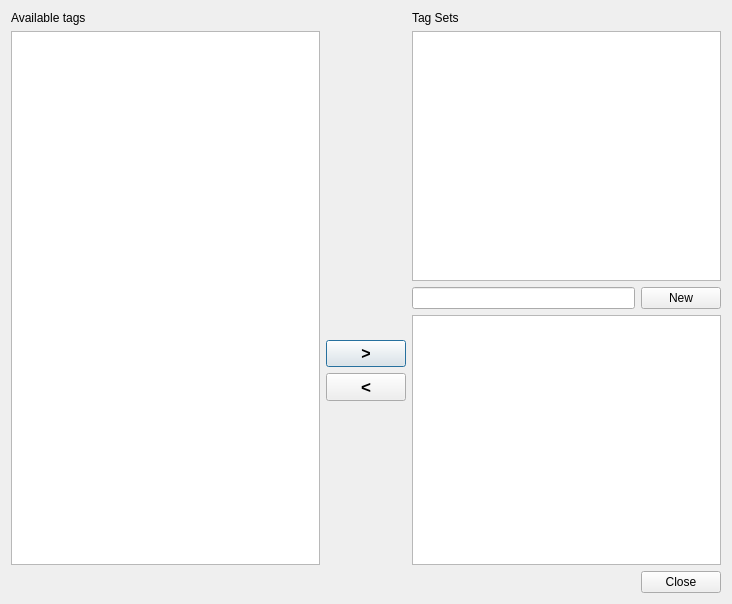
Before: the Qt Designer form src/tagset.ui in fontmatrix/fontmatrix, drawn with Qt 5.
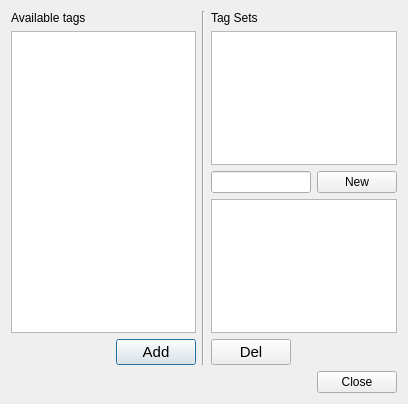
After: the same form once the commit is applied.

Commit message: fontmatrix: FIXED tagsets

Diff of the .ui file:
```diff
--- a/src/tagset.ui
+++ b/src/tagset.ui
@@ -5,8 +5,8 @@
    <rect>
     <x>0</x>
     <y>0</y>
-    <width>732</width>
-    <height>604</height>
+    <width>408</width>
+    <height>404</height>
    </rect>
   </property>
   <property name="windowTitle" >
@@ -20,6 +20,8 @@
        <item>
         <layout class="QVBoxLayout" >
          <item>
+          <layout class="QVBoxLayout" >
+           <item>
           <widget class="QLabel" name="label" >
            <property name="text" >
             <string>Available tags</string>
@@ -36,29 +38,16 @@
         </layout>
        </item>
        <item>
-        <layout class="QVBoxLayout" >
+          <layout class="QHBoxLayout" >
          <item>
           <spacer>
            <property name="orientation" >
-            <enum>Qt::Vertical</enum>
+              <enum>Qt::Horizontal</enum>
            </property>
            <property name="sizeHint" >
             <size>
-             <width>20</width>
-             <height>111</height>
-            </size>
-           </property>
-          </spacer>
-         </item>
-         <item>
-          <spacer>
-           <property name="orientation" >
-            <enum>Qt::Vertical</enum>
-           </property>
-           <property name="sizeHint" >
-            <size>
-             <width>20</width>
-             <height>40</height>
+               <width>40</width>
+               <height>20</height>
             </size>
            </property>
           </spacer>
@@ -67,48 +56,32 @@
           <widget class="QPushButton" name="addToSetButton" >
            <property name="font" >
             <font>
-             <pointsize>12</pointsize>
-             <weight>75</weight>
-             <bold>true</bold>
+               <pointsize>11</pointsize>
+               <weight>50</weight>
+               <bold>false</bold>
             </font>
            </property>
            <property name="toolTip" >
             <string>Add selected tag to current set.</string>
            </property>
            <property name="text" >
-            <string>></string>
+              <string>Add</string>
            </property>
           </widget>
          </item>
-         <item>
-          <widget class="QPushButton" name="removeToSetButton" >
-           <property name="font" >
-            <font>
-             <pointsize>13</pointsize>
-             <weight>75</weight>
-             <bold>true</bold>
-            </font>
-           </property>
-           <property name="text" >
-            <string>&lt;</string>
-           </property>
-          </widget>
+          </layout>
          </item>
+        </layout>
+       </item>
          <item>
-          <spacer>
+        <widget class="Line" name="line" >
            <property name="orientation" >
             <enum>Qt::Vertical</enum>
            </property>
-           <property name="sizeHint" >
-            <size>
-             <width>75</width>
-             <height>111</height>
-            </size>
-           </property>
-          </spacer>
-         </item>
-        </layout>
-       </item>
+        </widget>
+       </item>
+       <item>
+        <layout class="QVBoxLayout" >
        <item>
         <layout class="QVBoxLayout" >
          <item>
@@ -137,6 +110,39 @@
          </item>
          <item>
           <widget class="QListWidget" name="tagsOfSetList" />
+           </item>
+          </layout>
+         </item>
+         <item>
+          <layout class="QHBoxLayout" >
+           <item>
+            <widget class="QPushButton" name="removeToSetButton" >
+             <property name="font" >
+              <font>
+               <pointsize>11</pointsize>
+               <weight>50</weight>
+               <bold>false</bold>
+              </font>
+             </property>
+             <property name="text" >
+              <string>Del</string>
+             </property>
+            </widget>
+           </item>
+           <item>
+            <spacer>
+             <property name="orientation" >
+              <enum>Qt::Horizontal</enum>
+             </property>
+             <property name="sizeHint" >
+              <size>
+               <width>40</width>
+               <height>20</height>
+              </size>
+             </property>
+            </spacer>
+           </item>
+          </layout>
          </item>
         </layout>
        </item>
```
Lines whose indentation alone changed are shown as unchanged. The commit also changes 4 other files.
